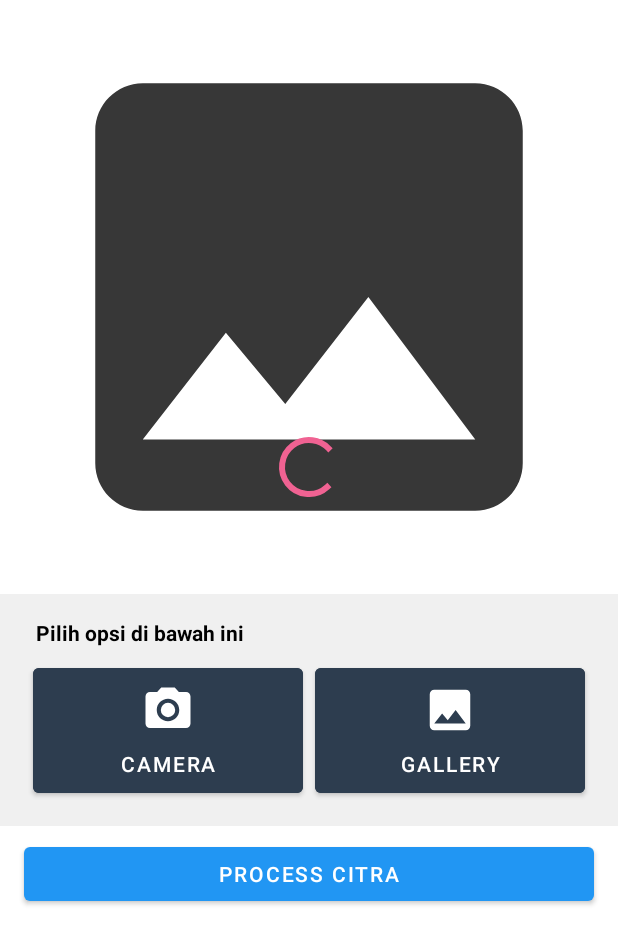
After one commit to mfariarthayudha/skinmate, an Android app: the layout fragment_media.xml on its own in the app's theme, with its tools: preview values and no code run, on a phone screen of 412 x 824 dp. The commit adds this screen. Shown: the top 944 px of the screen. Run offline under Robolectric (Android 15) with nearby library versions, the phone set to English and light mode, and no system bars.

Commit message:
mengaktifkan fitur kamera dan gallery di fragment gallery

```diff
--- a/app/src/main/AndroidManifest.xml
+++ b/app/src/main/AndroidManifest.xml
@@ -1,7 +1,8 @@
 <?xml version="1.0" encoding="utf-8"?>
 <manifest xmlns:android="http://schemas.android.com/apk/res/android"
     package="com.dicoding.picodiploma.SkinMate" >
-
+    <uses-feature android:name="android.hardware.camera" />
+    <uses-permission android:name="android.permission.CAMERA" />
     <uses-permission android:name="android.permission.INTERNET" />
     <uses-permission android:name="android.permission.READ_EXTERNAL_STORAGE" />
     <uses-permission
--- a/app/src/main/java/com/dicoding/picodiploma/SkinMate/view/ui/fragment/camera/CameraViewModel.kt
+++ b/app/src/main/java/com/dicoding/picodiploma/SkinMate/view/ui/fragment/media/MediaViewModel.kt
@@ -1,10 +1,10 @@
-package com.dicoding.picodiploma.SkinMate.view.ui.fragment.camera
+package com.dicoding.picodiploma.SkinMate.view.ui.fragment.media
 
 import androidx.lifecycle.LiveData
 import androidx.lifecycle.MutableLiveData
 import androidx.lifecycle.ViewModel
 
-class CameraViewModel : ViewModel() {
+class MediaViewModel : ViewModel() {
     private val _text = MutableLiveData<String>().apply {
         value = "This is camera Fragment"
     }
--- /dev/null
+++ b/app/src/main/res/drawable/baseline_camera_alt_24.xml
@@ -0,0 +1,6 @@
+<vector android:height="36dp" android:tint="#FFFFFF"
+    android:viewportHeight="24" android:viewportWidth="24"
+    android:width="36dp" xmlns:android="http://schemas.android.com/apk/res/android">
+    <path android:fillColor="@android:color/white" android:pathData="M12,12m-3.2,0a3.2,3.2 0,1 1,6.4 0a3.2,3.2 0,1 1,-6.4 0"/>
+    <path android:fillColor="@android:color/white" android:pathData="M9,2L7.17,4L4,4c-1.1,0 -2,0.9 -2,2v12c0,1.1 0.9,2 2,2h16c1.1,0 2,-0.9 2,-2L22,6c0,-1.1 -0.9,-2 -2,-2h-3.17L15,2L9,2zM12,17c-2.76,0 -5,-2.24 -5,-5s2.24,-5 5,-5 5,2.24 5,5 -2.24,5 -5,5z"/>
+</vector>
--- /dev/null
+++ b/app/src/main/res/drawable/ic_place_holder.xml
@@ -0,0 +1,5 @@
+<vector android:height="24dp" android:tint="#373737"
+    android:viewportHeight="24" android:viewportWidth="24"
+    android:width="24dp" xmlns:android="http://schemas.android.com/apk/res/android">
+    <path android:fillColor="@android:color/white" android:pathData="M21,19V5c0,-1.1 -0.9,-2 -2,-2H5c-1.1,0 -2,0.9 -2,2v14c0,1.1 0.9,2 2,2h14c1.1,0 2,-0.9 2,-2zM8.5,13.5l2.5,3.01L14.5,12l4.5,6H5l3.5,-4.5z"/>
+</vector>
--- /dev/null
+++ b/app/src/main/res/drawable/ic_place_holder_white.xml
@@ -0,0 +1,5 @@
+<vector android:height="36dp" android:tint="#ffffff"
+    android:viewportHeight="24" android:viewportWidth="24"
+    android:width="36dp" xmlns:android="http://schemas.android.com/apk/res/android">
+    <path android:fillColor="@android:color/white" android:pathData="M21,19V5c0,-1.1 -0.9,-2 -2,-2H5c-1.1,0 -2,0.9 -2,2v14c0,1.1 0.9,2 2,2h14c1.1,0 2,-0.9 2,-2zM8.5,13.5l2.5,3.01L14.5,12l4.5,6H5l3.5,-4.5z"/>
+</vector>
--- /dev/null
+++ b/app/src/main/res/layout/fragment_media.xml
@@ -0,0 +1,121 @@
+<?xml version="1.0" encoding="utf-8"?>
+<ScrollView
+    android:layout_width="match_parent"
+    android:layout_height="wrap_content"
+    xmlns:android="http://schemas.android.com/apk/res/android"
+    xmlns:tools="http://schemas.android.com/tools"
+    tools:context=".view.ui.fragment.media.MediaFragment"
+    android:orientation="vertical">
+
+    <androidx.constraintlayout.widget.ConstraintLayout
+        xmlns:app="http://schemas.android.com/apk/res-auto"
+        android:layout_width="match_parent"
+        android:layout_height="2000dp">
+
+        <ImageView
+            android:id="@+id/previewImageView"
+            android:layout_width="match_parent"
+            android:layout_height="wrap_content"
+            android:layout_marginStart="16dp"
+            android:layout_marginTop="8dp"
+            android:layout_marginEnd="16dp"
+            android:layout_marginBottom="8dp"
+            android:scaleType="fitCenter"
+            android:adjustViewBounds="true"
+            android:contentDescription="@string/add_story"
+            app:layout_constraintEnd_toEndOf="parent"
+            app:layout_constraintStart_toStartOf="parent"
+            app:layout_constraintTop_toTopOf="parent"
+            app:srcCompat="@drawable/ic_place_holder" />
+
+
+        <LinearLayout
+            android:id="@+id/group_button"
+            android:layout_width="match_parent"
+            android:layout_height="wrap_content"
+            android:layout_marginTop="8dp"
+            android:gravity="center"
+            android:orientation="vertical"
+            android:background="@color/mainBG"
+            app:layout_constraintEnd_toEndOf="parent"
+            app:layout_constraintStart_toStartOf="parent"
+            app:layout_constraintTop_toBottomOf="@+id/previewImageView">
+
+            <TextView
+                android:layout_width="match_parent"
+                android:layout_height="wrap_content"
+                android:text="@string/messageMedia"
+                android:textColor="@color/black"
+                android:textStyle="bold"
+                android:layout_marginTop="16dp"
+                android:layout_marginStart="16dp"/>
+
+
+            <LinearLayout
+                android:id="@+id/group_media"
+                android:layout_width="match_parent"
+                android:layout_height="wrap_content"
+                android:gravity="center"
+                android:orientation="horizontal"
+                android:layout_marginTop="8dp"
+                android:layout_marginBottom="16dp">
+
+                <Button
+                    android:id="@+id/btn_camera"
+                    android:layout_width="180dp"
+                    android:layout_height="wrap_content"
+                    android:layout_marginEnd="4dp"
+                    android:paddingVertical="10dp"
+                    android:backgroundTint="@color/navi"
+                    android:drawableTop="@drawable/baseline_camera_alt_24"
+                    android:text="@string/camera" />
+
+                <Button
+                    android:id="@+id/btn_gallery"
+                    android:layout_width="180dp"
+                    android:layout_height="wrap_content"
+                    android:layout_marginStart="4dp"
+                    android:text="@string/gallery"
+                    android:paddingVertical="10dp"
+                    android:backgroundTint="@color/navi"
+                    android:drawableTop="@drawable/ic_place_holder_white"/>
+
+            </LinearLayout>
+        </LinearLayout>
+
+        <Button
+            android:id="@+id/btn_upload"
+            android:layout_width="0dp"
+            android:layout_height="wrap_content"
+            android:text="@string/process_citra"
+            android:layout_marginBottom="16dp"
+            android:layout_marginTop="8dp"
+            app:layout_constraintBottom_toBottomOf="parent"
+            app:layout_constraintEnd_toEndOf="@+id/previewImageView"
+            app:layout_constraintStart_toStartOf="@+id/previewImageView"
+            app:layout_constraintTop_toBottomOf="@id/group_button"/>
+
+        <androidx.constraintlayout.widget.Guideline
+            android:id="@+id/guideline_vertical"
+            android:layout_width="wrap_content"
+            android:layout_height="64dp"
+            android:orientation="vertical"
+            app:layout_constraintEnd_toEndOf="parent"
+            app:layout_constraintGuide_percent="0.5"
+            app:layout_constraintStart_toStartOf="parent" />
+
+        <ProgressBar
+            android:id="@+id/progress_bar"
+            style="?android:attr/progressBarStyle"
+            android:layout_width="match_parent"
+            android:layout_height="match_parent"
+            app:layout_constraintBottom_toBottomOf="parent"
+            app:layout_constraintEnd_toEndOf="parent"
+            app:layout_constraintStart_toStartOf="parent"
+            app:layout_constraintTop_toTopOf="parent"
+            tools:visibility="visible"
+            android:visibility="invisible"/>
+
+    </androidx.constraintlayout.widget.ConstraintLayout>
+
+</ScrollView>
--- a/app/src/main/res/navigation/mobile_navigation.xml
+++ b/app/src/main/res/navigation/mobile_navigation.xml
@@ -13,9 +13,9 @@
 
     <fragment
         android:id="@+id/navigation_camera"
-        android:name="com.dicoding.picodiploma.SkinMate.view.ui.fragment.camera.CameraFragment"
+        android:name="com.dicoding.picodiploma.SkinMate.view.ui.fragment.media.MediaFragment"
         android:label="@string/title_camera"
-        tools:layout="@layout/fragment_camera" />
+        tools:layout="@layout/fragment_media" />
 
     <fragment
         android:id="@+id/navigation_profile"
--- a/app/src/main/res/values/colors.xml
+++ b/app/src/main/res/values/colors.xml
@@ -10,5 +10,6 @@
     <color name="red_200">#F06292</color>
     <color name="red_700">#AD1457</color>
     <color name="navi">#2D3D4F</color>
+    <color name="mainBG">#f0f0f0</color>
 
 </resources>
--- a/app/src/main/res/values/strings.xml
+++ b/app/src/main/res/values/strings.xml
@@ -18,5 +18,10 @@
     <string name="title_camera">Camera</string>
     <string name="title_profile">Profile</string>
     <string name="email_error">Email Tidak Sesuai</string>
+    <string name="add_story">Add Story</string>
+    <string name="messageMedia">Pilih opsi di bawah ini</string>
+    <string name="camera">Camera</string>
+    <string name="gallery">Gallery</string>
+    <string name="process_citra">Process Citra</string>
 
 </resources>
```
Also changed, not shown: app/src/main/java/com/dicoding/picodiploma/SkinMate/Utils.kt (+4 -3 lines), app/src/main/java/com/dicoding/picodiploma/SkinMate/view/ui/activity/camera/CameraActivity.kt (+111 -1 lines), app/src/main/java/com/dicoding/picodiploma/SkinMate/view/ui/activity/main/MainActivity.kt (+17 -0 lines), app/src/main/java/com/dicoding/picodiploma/SkinMate/view/ui/fragment/camera/CameraFragment.kt (deleted, +0 -40 lines), app/src/main/java/com/dicoding/picodiploma/SkinMate/view/ui/fragment/media/MediaFragment.kt (added, +207 -0 lines), app/src/main/res/drawable/ic_switch_camera.xml (added, +7 -0 lines), app/src/main/res/layout/activity_camera.xml (+25 -0 lines), app/src/main/res/layout/fragment_camera.xml (deleted, +0 -22 lines).
